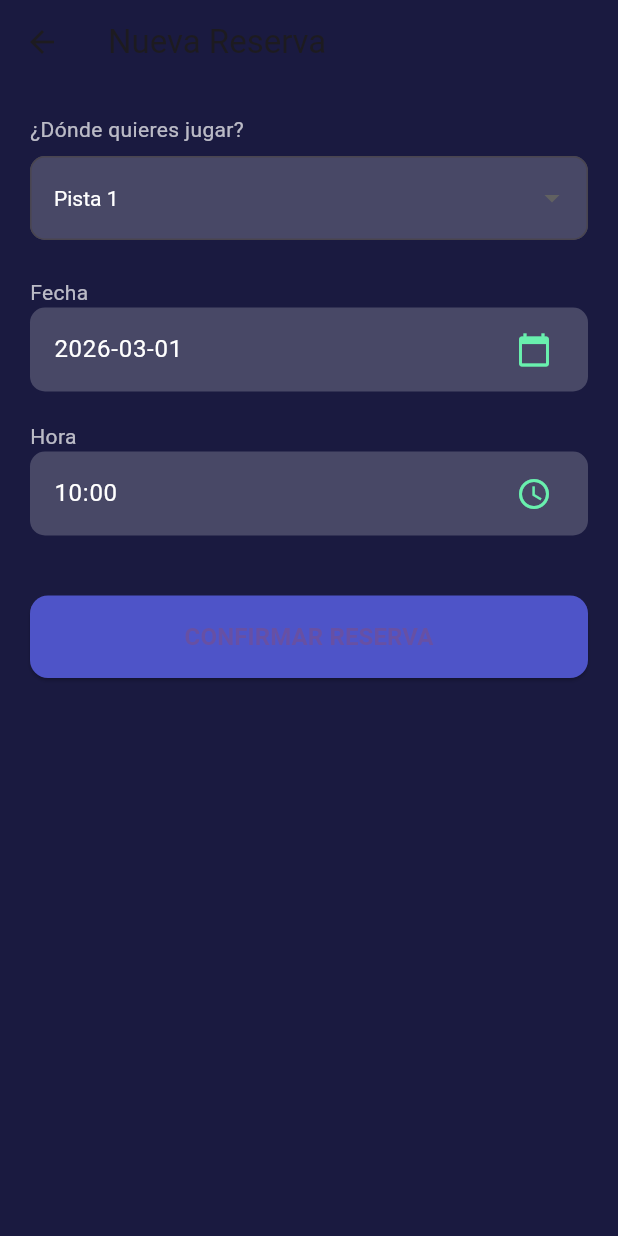
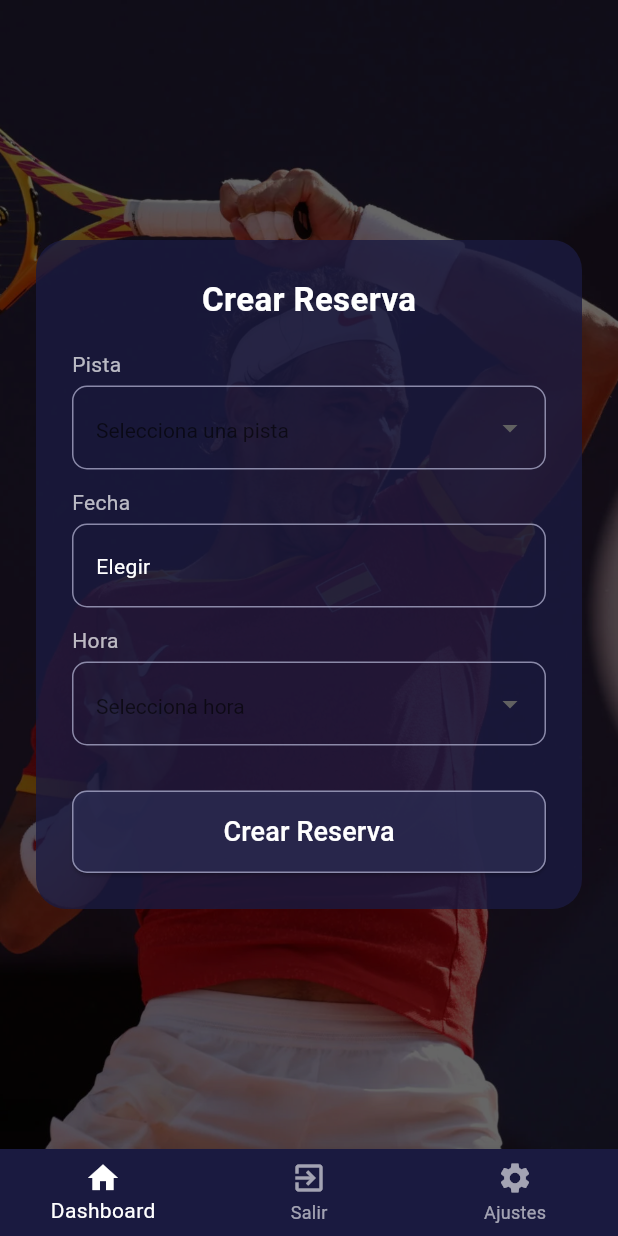
Before and after one commit to thedanielpt/loginDart, a Flutter app: the CrearReservaPorJugador screen opened directly, on a phone screen of 412 x 824 dp. Run offline on Flutter 3.47's test engine with Material 3 defaults, Android fonts, the light colour scheme and no system bars; our stand-ins replace cloud_firestore, firebase_auth, firebase_core; accounts and stored records are empty.

Commit message:
faltan dos cosas y ay esta todo

```diff
--- a/lib/authentication/Authentication.dart
+++ b/lib/authentication/Authentication.dart
@@ -8,7 +8,7 @@ class Authentication {
 
   Future<User?> iniciarSesion(TextEditingController email, TextEditingController contrasena) async {
     try {
-      // 1. Usamos el alias 'auth' para la credencial
+
       auth.UserCredential credential = await _auth.signInWithEmailAndPassword(
         email: email.text.trim(),
         password: contrasena.text.trim(),
@@ -17,13 +17,13 @@ class Authentication {
       final String? uid = credential.user?.uid;
 
       if (uid != null) {
-        // 2. Obtenemos el documento de Firestore
+
         DocumentSnapshot<Map<String, dynamic>> doc = await FirebaseFirestore.instance
             .collection("usuarios")
             .doc(uid)
             .get();
         if (doc.exists) {
-          // 3. Ahora 'User' se refiere a tu modelo y encontrará 'fromDoc'
+
           return User.fromDoc(doc);
         }
       }
--- a/lib/screen/usuarios/CrearReservaJugadorScreen.dart
+++ b/lib/screen/usuarios/CrearReservaJugadorScreen.dart
@@ -2,6 +2,7 @@ import 'package:flutter/material.dart';
 import 'package:provider/provider.dart';
 import '../../provider/ReservaProvider.dart';
 import '../../provider/UserProvider.dart';
+import '../../widgets/admin/bottom_nav_bar.dart';
 
 class CrearReservaPorJugador extends StatefulWidget {
   const CrearReservaPorJugador({super.key});
@@ -11,126 +12,219 @@ class CrearReservaPorJugador extends StatefulWidget {
 }
 
 class _CrearReservaPorJugadorState extends State<CrearReservaPorJugador> {
-  final _formKey = GlobalKey<FormState>();
-  String _pistaId = "Pista 1";
-  String _fecha = DateTime.now().toString().substring(0, 10);
-  String _hora = "10:00";
+  int _selectedTab = 0;
+  String? _pistaId;
+  String _fecha = ""; // YYYY-MM-DD
+  String _hora = "";   // HH:MM
+  String? _error;
 
-  void _guardarReserva() async {
-    // RECOGEMOS EL ID DEL PROVIDER
+  // Lista de horas totales (la "lista fija" que mencionas en tu Kotlin)
+  final List<String> _todasLasHoras = [
+    "09:00", "10:00", "11:00", "12:00", "13:00",
+    "16:00", "17:00", "18:00", "19:00", "20:00", "21:00"
+  ];
+
+  @override
+  Widget build(BuildContext context) {
+    final reservaProvider = context.watch<ReservaProvider>();
+    final userProvider = context.watch<UserProvider>();
+
+    // Simulamos el LaunchedEffect de Kotlin: Filtrar horas disponibles
+    // horasDisponibles = todas - ocupadas
+    List<String> horasDisponibles = _todasLasHoras
+        .where((h) => !reservaProvider.horasOcupadas.contains(h))
+        .toList();
+
+    return Scaffold(
+      extendBodyBehindAppBar: true,
+      bottomNavigationBar: BottomNavigationBar(
+        currentIndex: _selectedTab,
+        backgroundColor: const Color(0xFF1A1A40),
+        selectedItemColor: Colors.white,
+        unselectedItemColor: Colors.white60,
+        type: BottomNavigationBarType.fixed,
+        onTap: (index) {
+          setState(() => _selectedTab = index);
+          if (index == 1) Navigator.pushNamedAndRemoveUntil(context, "/", (r) => false);
+        },
+        items: const [
+          BottomNavigationBarItem(icon: Icon(Icons.home), label: 'Dashboard'),
+          BottomNavigationBarItem(icon: Icon(Icons.exit_to_app), label: 'Salir'),
+          BottomNavigationBarItem(icon: Icon(Icons.settings), label: 'Ajustes'),
+        ],
+      ),
+      body: Stack(
+        children: [
+          // 1. Fondo de imagen (Rafa) - ContentScale.Crop
+          Positioned.fill(
+            child: Image.asset('assets/rafa.png', fit: BoxFit.cover),
+          ),
+          // 2. Capa oscura (Color(0x99000000))
+          Positioned.fill(
+            child: Container(color: const Color(0x99000000)),
+          ),
+          // 3. Contenido centrado
+          Center(
+            child: SingleChildScrollView(
+              padding: const EdgeInsets.symmetric(horizontal: 24),
+              child: Container(
+                padding: const EdgeInsets.all(24),
+                decoration: BoxDecoration(
+                  color: const Color(0xCC1A1A40), // Mismo color que tu Kotlin
+                  borderRadius: BorderRadius.circular(20),
+                ),
+                child: Column(
+                  mainAxisSize: MainAxisSize.min,
+                  children: [
+                    const Text(
+                      "Crear Reserva",
+                      style: TextStyle(fontSize: 22, color: Colors.white, fontWeight: FontWeight.bold),
+                    ),
+                    const SizedBox(height: 18),
+
+                    if (_error != null) ...[
+                      Text(_error!, style: const TextStyle(color: Color(0xFFFFB4B4))),
+                      const SizedBox(height: 10),
+                    ],
+
+                    // --- PISTA (Dropdown) ---
+                    _buildLabel("Pista"),
+                    DropdownButtonFormField<String>(
+                      dropdownColor: const Color(0xFF1A1A40),
+                      style: const TextStyle(color: Colors.white),
+                      value: _pistaId,
+                      decoration: _inputDecoration("Selecciona una pista"),
+                      items: ["1", "2", "3", "4"].map((id) {
+                        return DropdownMenuItem(value: id, child: Text("Pista $id"));
+                      }).toList(),
+                      onChanged: (val) {
+                        setState(() {
+                          _pistaId = val;
+                          _hora = ""; // Reset hora como en tu Kotlin
+                        });
+                        _checkHorasOcupadas();
+                      },
+                    ),
+
+                    const SizedBox(height: 12),
+
+                    // --- FECHA (DatePicker) ---
+                    _buildLabel("Fecha"),
+                    InkWell(
+                      onTap: () async {
+                        DateTime? picked = await showDatePicker(
+                          context: context,
+                          initialDate: DateTime.now().add(const Duration(days: 1)),
+                          firstDate: DateTime.now(),
+                          lastDate: DateTime(2027),
+                        );
+                        if (picked != null) {
+                          setState(() {
+                            _fecha = picked.toString().substring(0, 10);
+                            _hora = ""; // Reset hora
+                          });
+                          _checkHorasOcupadas();
+                        }
+                      },
+                      child: InputDecorator(
+                        decoration: _inputDecoration("Elegir fecha"),
+                        child: Text(_fecha.isEmpty ? "Elegir" : _fecha, style: const TextStyle(color: Colors.white)),
+                      ),
+                    ),
+
+                    const SizedBox(height: 12),
+
+                    // --- HORA (Dropdown Filtrado) ---
+                    _buildLabel("Hora"),
+                    DropdownButtonFormField<String>(
+                      dropdownColor: const Color(0xFF1A1A40),
+                      style: const TextStyle(color: Colors.white),
+                      value: _hora.isEmpty ? null : _hora,
+                      decoration: _inputDecoration("Selecciona hora"),
+                      items: (_pistaId == null || _fecha.isEmpty)
+                          ? [const DropdownMenuItem(value: null, enabled: false, child: Text("Elige pista y fecha primero"))]
+                          : horasDisponibles.map((h) {
+                        return DropdownMenuItem(value: h, child: Text(h));
+                      }).toList(),
+                      onChanged: (val) => setState(() => _hora = val ?? ""),
+                    ),
+
+                    const SizedBox(height: 30),
+
+                    // --- BOTÓN CREAR ---
+                    SizedBox(
+                      width: double.infinity,
+                      height: 55,
+                      child: ElevatedButton(
+                        style: ElevatedButton.styleFrom(
+                          backgroundColor: const Color(0xCC2C2C54),
+                          shape: RoundedRectangleBorder(
+                            borderRadius: BorderRadius.circular(10),
+                            side: const BorderSide(color: Color(0xCCA6A6C5)),
+                          ),
+                        ),
+                        onPressed: _enviarReserva,
+                        child: const Text("Crear Reserva", style: TextStyle(color: Colors.white, fontSize: 18)),
+                      ),
+                    ),
+                  ],
+                ),
+              ),
+            ),
+          ),
+        ],
+      ),
+    );
+  }
+
+
+  void _checkHorasOcupadas() {
+    if (_pistaId != null && _fecha.isNotEmpty) {
+      // Elimina el int.parse y el as String. Usa la variable directamente.
+      context.read<ReservaProvider>().cargarHorasOcupadas(_fecha, _pistaId!);
+    }
+  }
+
+  void _enviarReserva() async {
     final user = context.read<UserProvider>().user;
-
-    if (user == null || user.id == null) {
-      ScaffoldMessenger.of(context).showSnackBar(
-        const SnackBar(content: Text("Error: Usuario no identificado")),
-      );
+    if (_pistaId == null || _fecha.isEmpty || _hora.isEmpty) {
+      setState(() => _error = "Rellena pista, fecha y hora.");
       return;
     }
 
     try {
       await context.read<ReservaProvider>().crearReservaSeguro(
-        user.id!, // ID del provider
-        _pistaId,
+        user!.id!,
+        _pistaId!,
         _fecha,
         _hora,
       );
-      if (mounted) {
-        ScaffoldMessenger.of(context).showSnackBar(
-          const SnackBar(content: Text("¡Reserva confirmada!")),
-        );
-        Navigator.pop(context);
-      }
+      if (mounted) Navigator.pop(context);
     } catch (e) {
-      ScaffoldMessenger.of(context).showSnackBar(
-        SnackBar(content: Text("Error: $e")),
-      );
+      setState(() => _error = e.toString());
     }
   }
 
-  @override
-  Widget build(BuildContext context) {
-    return Scaffold(
-      backgroundColor: const Color(0xFF1A1A40),
-      appBar: AppBar(
-        title: const Text("Nueva Reserva"),
-        backgroundColor: Colors.transparent,
-        elevation: 0,
+  Widget _buildLabel(String text) {
+    return Container(
+      alignment: Alignment.centerLeft,
+      padding: const EdgeInsets.only(bottom: 4),
+      child: Text(text, style: const TextStyle(color: Colors.white70, fontSize: 14)),
+    );
+  }
+
+  InputDecoration _inputDecoration(String hint) {
+    return InputDecoration(
+      hintText: hint,
+      hintStyle: const TextStyle(color: Colors.white38),
+      filled: true,
+      fillColor: Colors.transparent,
+      enabledBorder: OutlineInputBorder(
+        borderRadius: BorderRadius.circular(10),
+        borderSide: const BorderSide(color: Color(0xCCA6A6C5)),
       ),
-      body: SingleChildScrollView(
-        padding: const EdgeInsets.all(20.0),
-        child: Form(
-          key: _formKey,
-          child: Column(
-            crossAxisAlignment: CrossAxisAlignment.start,
-            children: [
-              const Text("¿Dónde quieres jugar?", style: TextStyle(color: Colors.white70)),
-              const SizedBox(height: 8),
-              DropdownButtonFormField<String>(
-                value: _pistaId,
-                dropdownColor: const Color(0xFF2C2C54),
-                style: const TextStyle(color: Colors.white),
-                decoration: InputDecoration(
-                  filled: true,
-                  fillColor: const Color(0x33FFFFFF),
-                  border: OutlineInputBorder(borderRadius: BorderRadius.circular(10)),
-                ),
-                items: ["Pista 1", "Pista 2", "Pista Central", "Pista de Pádel"]
-                    .map((p) => DropdownMenuItem(value: p, child: Text(p)))
-                    .toList(),
-                onChanged: (val) => setState(() => _pistaId = val!),
-              ),
-              const SizedBox(height: 25),
-
-              // Selector de Fecha
-              const Text("Fecha", style: TextStyle(color: Colors.white70)),
-              ListTile(
-                tileColor: const Color(0x33FFFFFF),
-                shape: RoundedRectangleBorder(borderRadius: BorderRadius.circular(10)),
-                title: Text(_fecha, style: const TextStyle(color: Colors.white)),
-                trailing: const Icon(Icons.calendar_today, color: Colors.greenAccent),
-                onTap: () async {
-                  DateTime? picked = await showDatePicker(
-                    context: context,
-                    initialDate: DateTime.now(),
-                    firstDate: DateTime.now(),
-                    lastDate: DateTime(2027),
-                  );
-                  if (picked != null) setState(() => _fecha = picked.toString().substring(0, 10));
-                },
-              ),
-              const SizedBox(height: 20),
-
-              // Selector de Hora
-              const Text("Hora", style: TextStyle(color: Colors.white70)),
-              ListTile(
-                tileColor: const Color(0x33FFFFFF),
-                shape: RoundedRectangleBorder(borderRadius: BorderRadius.circular(10)),
-                title: Text(_hora, style: const TextStyle(color: Colors.white)),
-                trailing: const Icon(Icons.access_time, color: Colors.greenAccent),
-                onTap: () async {
-                  TimeOfDay? picked = await showTimePicker(
-                    context: context,
-                    initialTime: TimeOfDay.now(),
-                  );
-                  if (picked != null) {
-                    setState(() => _hora = "${picked.hour.toString().padLeft(2, '0')}:${picked.minute.toString().padLeft(2, '0')}");
-                  }
-                },
-              ),
-              const SizedBox(height: 40),
-
-              ElevatedButton(
-                style: ElevatedButton.styleFrom(
-                  backgroundColor: const Color(0xFF4E54C8),
-                  minimumSize: const Size(double.infinity, 55),
-                  shape: RoundedRectangleBorder(borderRadius: BorderRadius.circular(12)),
-                ),
-                onPressed: _guardarReserva,
-                child: const Text("CONFIRMAR RESERVA", style: TextStyle(fontSize: 16, fontWeight: FontWeight.bold)),
-              )
-            ],
-          ),
-        ),
+      focusedBorder: const OutlineInputBorder(
+        borderSide: BorderSide(color: Colors.white),
       ),
     );
   }
```
Also changed, not shown: lib/provider/ReservaProvider.dart (+31 -0 lines), lib/screen/usuarios/homeScreen.dart (+4 -4 lines).
